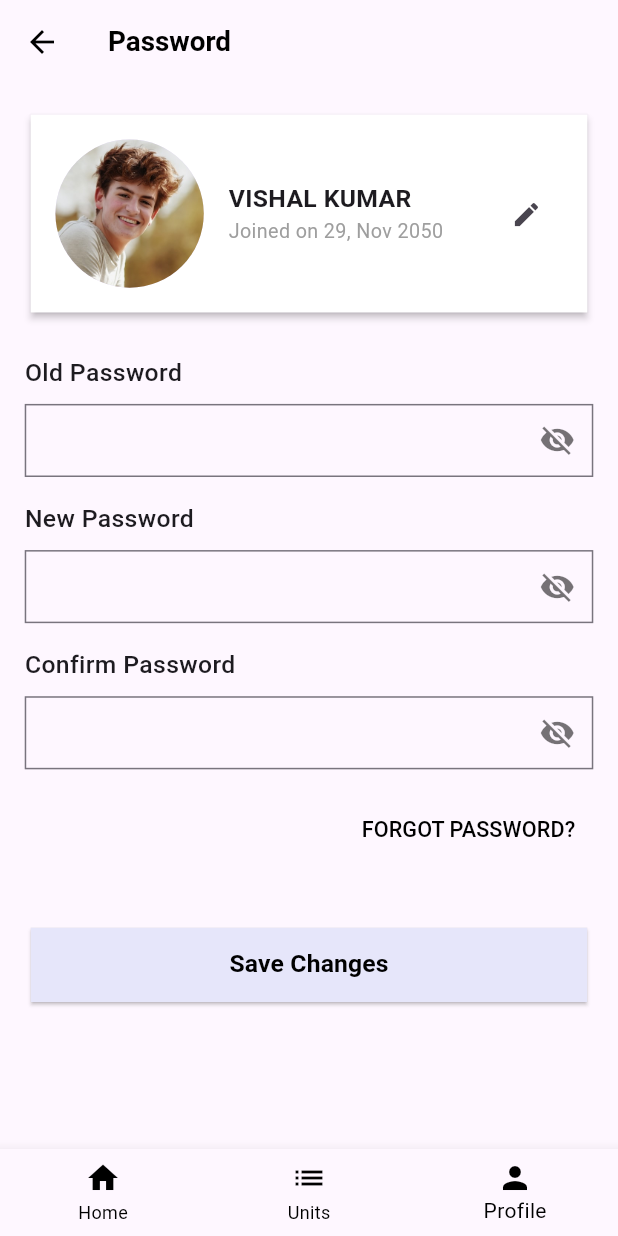
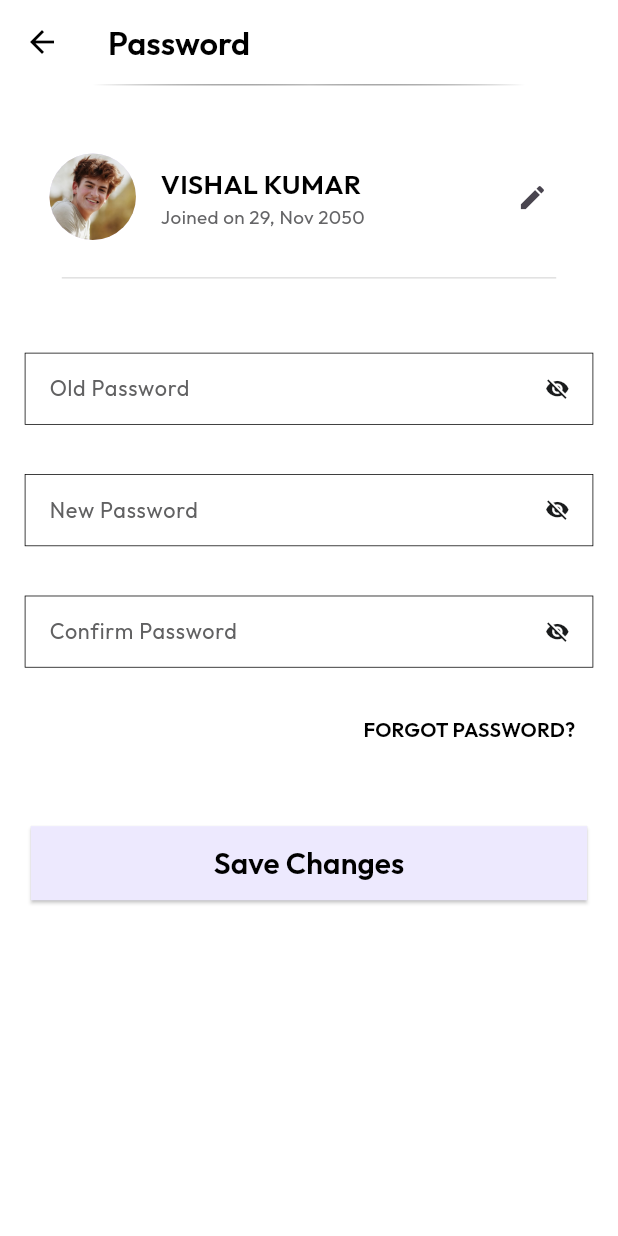
Before and after one commit to HiBorn4/customerApp, a Flutter app: the PasswordChangeScreen screen opened by its route, on a phone screen of 412 x 824 dp. Run offline on Flutter 3.47's test engine with Material 3 defaults, Android fonts, the phone set to English and light mode, and no system bars; our stand-ins replace cloud_firestore, file_picker, firebase_auth, firebase_core, flutter_svg, get and 2 more; accounts and stored records are empty; statements that could not run were skipped.

```diff
--- a/lib/main.dart
+++ b/lib/main.dart
@@ -4,6 +4,7 @@ import 'package:customerapp/screens/change_password_screen.dart';
 import 'package:customerapp/screens/cost_sheet_screen.dart';
 import 'package:customerapp/screens/login_screen.dart';
 import 'package:customerapp/screens/modification_screen.dart';
+import 'package:customerapp/screens/notification_screen.dart';
 import 'package:customerapp/screens/otp_screen.dart';
 import 'package:customerapp/screens/profile_screen.dart';
 import 'package:customerapp/screens/refer_screen.dart';
@@ -71,6 +72,7 @@ class MyApp extends StatelessWidget {
         GetPage(name: '/document', page: () => DocumentsScreen()),
         GetPage(name: '/transaction', page: () => TransactionScreen()),
         GetPage(name: '/transaction-detail', page: () => TransactionDetailsScreen()),
+        GetPage(name: '/notification', page: () => NotificationsScreen())
       ],
     );
   }
--- a/lib/screens/change_password_screen.dart
+++ b/lib/screens/change_password_screen.dart
@@ -1,10 +1,13 @@
 import 'package:flutter/material.dart';
 import 'package:get/get.dart';
-
+import 'package:google_fonts/google_fonts.dart';
+import '../utils/responsive.dart';
 import '../controllers/password_controller.dart';
 
 class PasswordChangeScreen extends StatelessWidget {
   final PasswordController controller = Get.put(PasswordController());
+
+  PasswordChangeScreen({super.key});
 
   @override
   Widget build(BuildContext context) {
@@ -12,21 +15,34 @@ class PasswordChangeScreen extends StatelessWidget {
     final screenHeight = MediaQuery.of(context).size.height;
 
     return Scaffold(
-      appBar: AppBar(
-        leading: IconButton(
-          icon: Icon(Icons.arrow_back, color: Colors.black),
-          onPressed: () => Get.back(),
-        ),
-        title: Text(
-          'Password',
-          style: TextStyle(
-            fontSize: screenWidth * 0.045,
-            fontWeight: FontWeight.bold,
-            color: Colors.black,
+      backgroundColor: Colors.white,
+      appBar: _buildAppBar(screenWidth, screenHeight),
+      body: SingleChildScrollView(
+        child: Column(
+          crossAxisAlignment: CrossAxisAlignment.start,
+          children: [
+            Center(
+              child: Container(
+                width: screenHeight * 0.35,
+                height: 1,
+                decoration: BoxDecoration(
+                  gradient: LinearGradient(
+                    begin: Alignment.centerLeft,
+                    end: Alignment.centerRight,
+                    colors: [
+                      Colors.transparent,
+                      Colors.grey.shade400,
+                      Colors.transparent,
+                    ],
                   ),
                 ),
               ),
-      body: SingleChildScrollView(
+            ),
+            SizedBox(height: screenWidth * 0.03),
+
+            // Main content
+            Container(
+              color: Colors.white,
               padding: EdgeInsets.all(screenWidth * 0.04),
               child: Form(
                 key: controller.formKey,
@@ -34,29 +50,43 @@ class PasswordChangeScreen extends StatelessWidget {
                   crossAxisAlignment: CrossAxisAlignment.start,
                   children: [
                     _buildProfileSection(screenWidth, screenHeight),
-              SizedBox(height: screenHeight * 0.03),
+                    SizedBox(height: screenWidth * 0.02),
+                    Center(
+                      child: Container(
+                        width: screenHeight * 0.4,
+                        height: 1,
+                        decoration: BoxDecoration(color: Colors.grey.shade300),
+                      ),
+                    ),
+                    SizedBox(height: screenHeight * 0.05),
                     _buildPasswordField(
                       context: context,
-                label: 'Old Password',
+                      hintText: 'Old Password',
                       controller: controller,
                       textController: controller.oldPasswordController,
                       isHidden: controller.isOldPasswordHidden,
+                      screenWidth: screenWidth,
+                      screenHeight: screenHeight,
                     ),
                     SizedBox(height: screenHeight * 0.02),
                     _buildPasswordField(
                       context: context,
-                label: 'New Password',
+                      hintText: 'New Password',
                       controller: controller,
                       textController: controller.newPasswordController,
                       isHidden: controller.isNewPasswordHidden,
+                      screenWidth: screenWidth,
+                      screenHeight: screenHeight,
                     ),
                     SizedBox(height: screenHeight * 0.02),
                     _buildPasswordField(
                       context: context,
-                label: 'Confirm Password',
+                      hintText: 'Confirm Password',
                       controller: controller,
                       textController: controller.confirmPasswordController,
                       isHidden: controller.isConfirmPasswordHidden,
+                      screenWidth: screenWidth,
+                      screenHeight: screenHeight,
                       validator: (value) {
                         if (value != controller.newPasswordController.text) {
                           return 'Passwords do not match';
@@ -64,17 +94,17 @@ class PasswordChangeScreen extends StatelessWidget {
                         return null;
                       },
                     ),
-              SizedBox(height: screenHeight * 0.02),
+                    SizedBox(height: screenHeight * 0.01),
                     Align(
                       alignment: Alignment.centerRight,
                       child: TextButton(
                         onPressed: () => Get.toNamed('/forgot-password'),
                         child: Text(
                           'FORGOT PASSWORD?',
-                    style: TextStyle(
-                      color: Colors.black, // Black text
-                      fontSize: screenWidth * 0.035,
-                      decoration: TextDecoration.none, // No underline
+                          style: GoogleFonts.outfit(
+                            color: Colors.black,
+                            fontSize: Responsive.getFontSize(screenWidth, 15),
+                            fontWeight: FontWeight.w600,
                           ),
                         ),
                       ),
@@ -84,18 +114,21 @@ class PasswordChangeScreen extends StatelessWidget {
                       child: ElevatedButton(
                         onPressed: controller.saveChanges,
                         style: ElevatedButton.styleFrom(
-                    backgroundColor: Color(0xFFE6E6FA), // Light Lavender
-                    minimumSize: Size(screenWidth * 0.9, screenHeight * 0.06),
+                          backgroundColor: Color(0xFFEDE9FE),
+                          minimumSize: Size(
+                            screenWidth * 0.9,
+                            screenHeight * 0.06,
+                          ),
                           shape: RoundedRectangleBorder(
-                      borderRadius: BorderRadius.zero, // Sharp edges
+                            borderRadius: BorderRadius.zero,
                           ),
                         ),
                         child: Text(
                           'Save Changes',
-                    style: TextStyle(
-                      color: Colors.black, // Black text
-                      fontSize: screenWidth * 0.04,
-                      fontWeight: FontWeight.bold,
+                          style: GoogleFonts.outfit(
+                            color: Colors.black,
+                            fontSize: Responsive.getFontSize(screenWidth, 22),
+                            fontWeight: FontWeight.w600,
                           ),
                         ),
                       ),
@@ -104,125 +137,150 @@ class PasswordChangeScreen extends StatelessWidget {
                 ),
               ),
             ),
-      bottomNavigationBar: BottomNavigationBar(
-        currentIndex: 2,
-        selectedItemColor: Colors.black, // Black icons and text
-        unselectedItemColor: Colors.black,
-        items: const [
-          BottomNavigationBarItem(
-            icon: Icon(Icons.home),
-            label: 'Home',
+          ],
         ),
-          BottomNavigationBarItem(
-            icon: Icon(Icons.list),
-            label: 'Units',
       ),
-          BottomNavigationBarItem(
-            icon: Icon(Icons.person),
-            label: 'Profile',
+
+    );
+  }
+
+  PreferredSizeWidget _buildAppBar(double screenWidth, double screenHeight) {
+    return AppBar(
+      backgroundColor: Colors.white,
+      leading: IconButton(
+        icon: Icon(Icons.arrow_back, color: Colors.black),
+        onPressed: () => Get.back(),
+      ),
+      title: Column(
+        crossAxisAlignment: CrossAxisAlignment.start,
+        children: [
+          Text(
+            'Password',
+            style: GoogleFonts.outfit(
+              color: Colors.black,
+              fontSize: Responsive.getFontSize(screenWidth, 24),
+              fontWeight: FontWeight.w600,
+            ),
           ),
         ],
-        onTap: (index) {
-          if (index == 0) Get.offAllNamed('/home');
-          if (index == 1) Get.offAllNamed('/project-detail');
-        },
       ),
     );
   }
 
-  /// 🔹 Profile Section Widget
   Widget _buildProfileSection(double screenWidth, double screenHeight) {
-    return Card(
+    return Container(
       color: Colors.white,
-      elevation: 2,
-      shape: RoundedRectangleBorder(
-        borderRadius: BorderRadius.zero, // Sharp corners
-      ),
-      child: Padding(
       padding: EdgeInsets.all(screenHeight * 0.02),
       child: Row(
         children: [
           CircleAvatar(
-              radius: screenHeight * 0.06,
+            radius: screenHeight * 0.035,
             backgroundImage: AssetImage('assets/profile.jpeg'),
           ),
           SizedBox(width: screenWidth * 0.04),
           Expanded(
-              child: Column(
+            child: Row(
+              mainAxisAlignment: MainAxisAlignment.spaceBetween,
+              crossAxisAlignment: CrossAxisAlignment.center,
+              children: [
+                Column(
                   crossAxisAlignment: CrossAxisAlignment.start,
                   children: [
-                  Text('VISHAL KUMAR',
-                      style: TextStyle(
-                        fontSize: screenHeight * 0.02,
-                        fontWeight: FontWeight.bold,
-                      )),
-                  Text('Joined on 29, Nov 2050',
-                      style: TextStyle(
-                        fontSize: screenHeight * 0.016,
-                        color: Colors.grey,
-                      )),
+                    Text(
+                      'VISHAL KUMAR',
+                      style: GoogleFonts.outfit(
+                        color: Colors.black,
+                        fontSize: Responsive.getFontSize(screenWidth, 20),
+                        fontWeight: FontWeight.w600,
+                      ),
+                    ),
+                    Text(
+                      'Joined on 29, Nov 2050',
+                      style: GoogleFonts.outfit(
+                        fontSize: Responsive.getFontSize(screenWidth, 14),
+                        color: Color(0xff656567),
+                        fontWeight: FontWeight.w400,
+                      ),
+                    ),
                   ],
                 ),
-            ),
-            IconButton(
+                Align(
+                  alignment: Alignment.centerRight,
+                  child: IconButton(
                     icon: Icon(Icons.edit, size: screenHeight * 0.025),
                     onPressed: () {},
+                  ),
                 ),
               ],
             ),
           ),
+        ],
+      ),
     );
   }
 
-  /// 🔹 Password Field with Eye Icon
   Widget _buildPasswordField({
     required BuildContext context,
-    required String label,
+    required String hintText,
     required PasswordController controller,
     required TextEditingController textController,
     required RxBool isHidden,
+    required double screenWidth,
+    required double screenHeight,
     FormFieldValidator<String>? validator,
   }) {
-    final screenWidth = MediaQuery.of(context).size.width;
-
-    return Column(
-      crossAxisAlignment: CrossAxisAlignment.start,
-      children: [
-        Text(
-          label,
-          style: TextStyle(
-            fontSize: screenWidth * 0.04,
-            fontWeight: FontWeight.w500,
-          ),
-        ),
-        SizedBox(height: screenWidth * 0.02),
-        Obx(() => TextFormField(
+    return Container(
+      color: Colors.white,
+      padding: EdgeInsets.symmetric(vertical: screenWidth * 0.02),
+      child: Obx(
+        () => TextFormField(
           controller: textController,
           obscureText: isHidden.value,
+          style: GoogleFonts.outfit(
+            fontSize: Responsive.getFontSize(screenWidth, 16),
+            color: Color(0xff616162),
+          ),
           decoration: InputDecoration(
+            hintText: hintText,
+            hintStyle: GoogleFonts.outfit(
+              fontSize: Responsive.getFontSize(screenWidth, 16),
+              color: Color(0xff616162),
+              fontWeight: FontWeight.w400,
+            ),
             border: OutlineInputBorder(
-                  borderRadius: BorderRadius.zero, // Sharp edges
+              borderRadius: BorderRadius.zero,
+              borderSide: BorderSide(color: Colors.black, width: 0.5),
+            ),
+            enabledBorder: OutlineInputBorder(
+              borderRadius: BorderRadius.zero,
+              borderSide: BorderSide(color: Colors.black, width: 0.5),
+            ),
+            focusedBorder: OutlineInputBorder(
+              borderRadius: BorderRadius.zero,
+              borderSide: BorderSide(color: Colors.black, width: 0.5),
             ),
             contentPadding: EdgeInsets.all(screenWidth * 0.03),
             suffixIcon: IconButton(
               icon: Icon(
                 isHidden.value ? Icons.visibility_off : Icons.visibility,
-                    color: Colors.black54,
+                color: Color(0xff191B1C),
+                size: screenHeight * 0.02,
               ),
               onPressed: () {
                 isHidden.toggle();
               },
             ),
           ),
-              validator: validator ??
+          validator:
+              validator ??
               (value) {
                 if (value == null || value.isEmpty) {
                   return 'This field is required';
                 }
                 return null;
               },
-            )),
-      ],
+        ),
+      ),
     );
   }
 }
```
Also changed, not shown: lib/screens/home_screen.dart (+20 -19 lines), lib/screens/notification_screen.dart (added, +209 -0 lines), lib/screens/profile_screen.dart (+38 -16 lines), lib/widgets/summary_item.dart (+6 -5 lines). Lines whose indentation alone changed are shown as unchanged.
